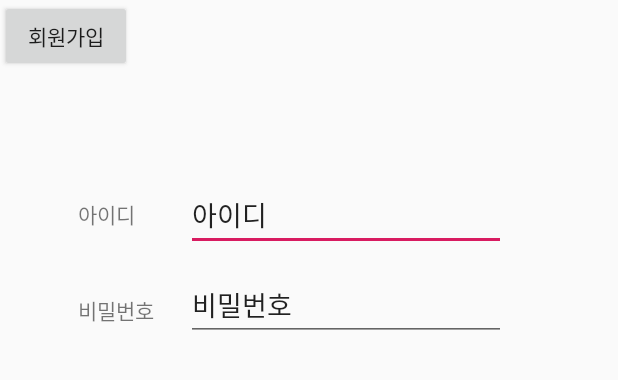
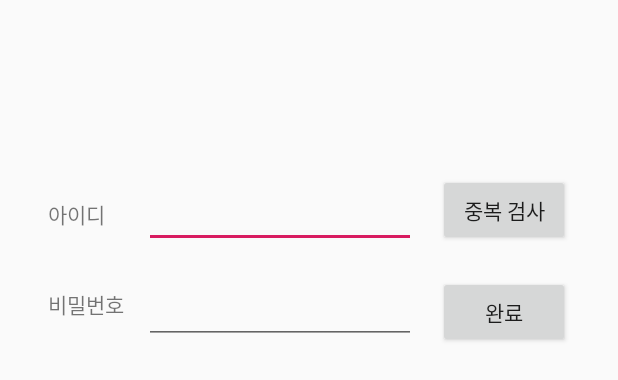
Before and after one commit to tear94fall/CapstoneDesignAndroid, an Android app: the layout activity_register.xml on its own in the app's theme, with its tools: preview values and no code run, on a phone screen of 412 x 824 dp. Shown: the top 380 px of the screen. Run offline under Robolectric (Android 15) with nearby library versions, the phone set to English and light mode, and no system bars.

Commit message:
아이디 중복검사를 위한 버튼 추가완료 추가적으로 필요한 입력칸 추가 할것.

```diff
--- a/app/src/main/res/layout/activity_register.xml
+++ b/app/src/main/res/layout/activity_register.xml
@@ -10,7 +10,7 @@
         android:id="@+id/UserIDText"
         android:layout_width="wrap_content"
         android:layout_height="wrap_content"
-        android:layout_marginStart="52dp"
+        android:layout_marginStart="32dp"
         android:layout_marginTop="132dp"
         android:text="아이디"
         app:layout_constraintStart_toStartOf="parent"
@@ -18,25 +18,23 @@
 
     <EditText
         android:id="@+id/UserIDInput"
-        android:layout_width="wrap_content"
+        android:layout_width="181dp"
         android:layout_height="wrap_content"
-        android:layout_marginStart="124dp"
+        android:layout_marginStart="96dp"
         android:layout_marginTop="120dp"
         android:ems="10"
         android:inputType="textPersonName"
-        android:text="아이디"
         app:layout_constraintStart_toStartOf="parent"
         app:layout_constraintTop_toTopOf="parent" />
 
     <EditText
-        android:id="@+id/editText4"
-        android:layout_width="wrap_content"
+        android:id="@+id/UserPWInput"
+        android:layout_width="181dp"
         android:layout_height="wrap_content"
-        android:layout_marginStart="124dp"
-        android:layout_marginTop="180dp"
+        android:layout_marginStart="96dp"
+        android:layout_marginTop="184dp"
         android:ems="10"
         android:inputType="textPersonName"
-        android:text="비밀번호"
         app:layout_constraintStart_toStartOf="parent"
         app:layout_constraintTop_toTopOf="parent" />
 
@@ -44,8 +42,8 @@
         android:id="@+id/UserPWText"
         android:layout_width="wrap_content"
         android:layout_height="wrap_content"
-        android:layout_marginStart="52dp"
-        android:layout_marginTop="196dp"
+        android:layout_marginStart="32dp"
+        android:layout_marginTop="192dp"
         android:text="비밀번호"
         app:layout_constraintStart_toStartOf="parent"
         app:layout_constraintTop_toTopOf="parent" />
@@ -54,7 +52,19 @@
         android:id="@+id/Register_Request"
         android:layout_width="wrap_content"
         android:layout_height="wrap_content"
-        android:text="회원가입"
-        tools:layout_editor_absoluteX="249dp"
-        tools:layout_editor_absoluteY="359dp" />
+        android:layout_marginStart="292dp"
+        android:layout_marginTop="184dp"
+        android:text="완료"
+        app:layout_constraintStart_toStartOf="parent"
+        app:layout_constraintTop_toTopOf="parent" />
+
+    <Button
+        android:id="@+id/ID_Check"
+        android:layout_width="wrap_content"
+        android:layout_height="wrap_content"
+        android:layout_marginStart="292dp"
+        android:layout_marginTop="116dp"
+        android:text="중복 검사"
+        app:layout_constraintStart_toStartOf="parent"
+        app:layout_constraintTop_toTopOf="parent" />
 </android.support.constraint.ConstraintLayout>
```
